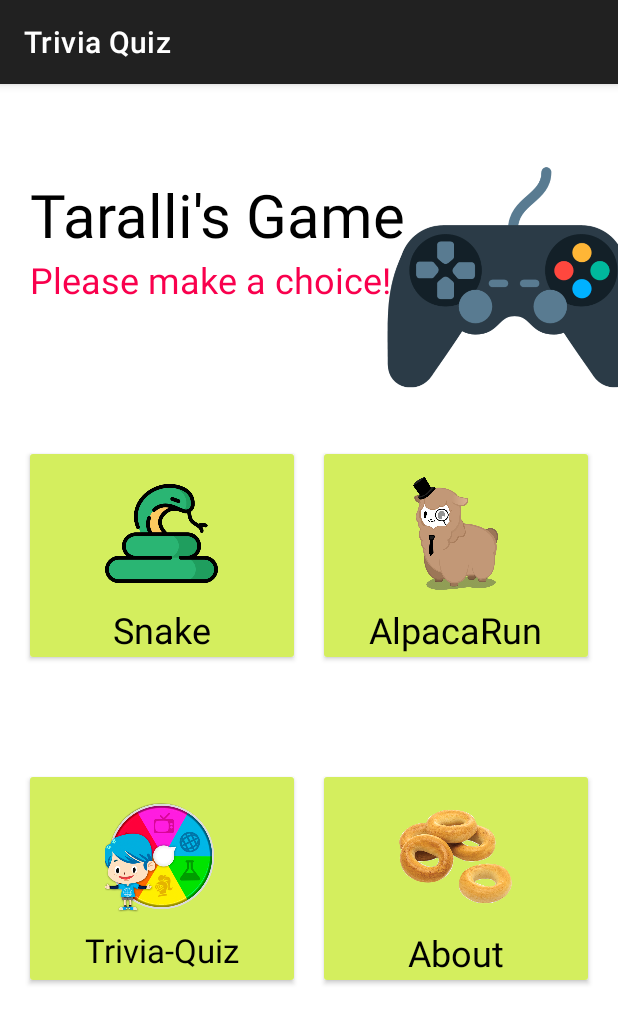
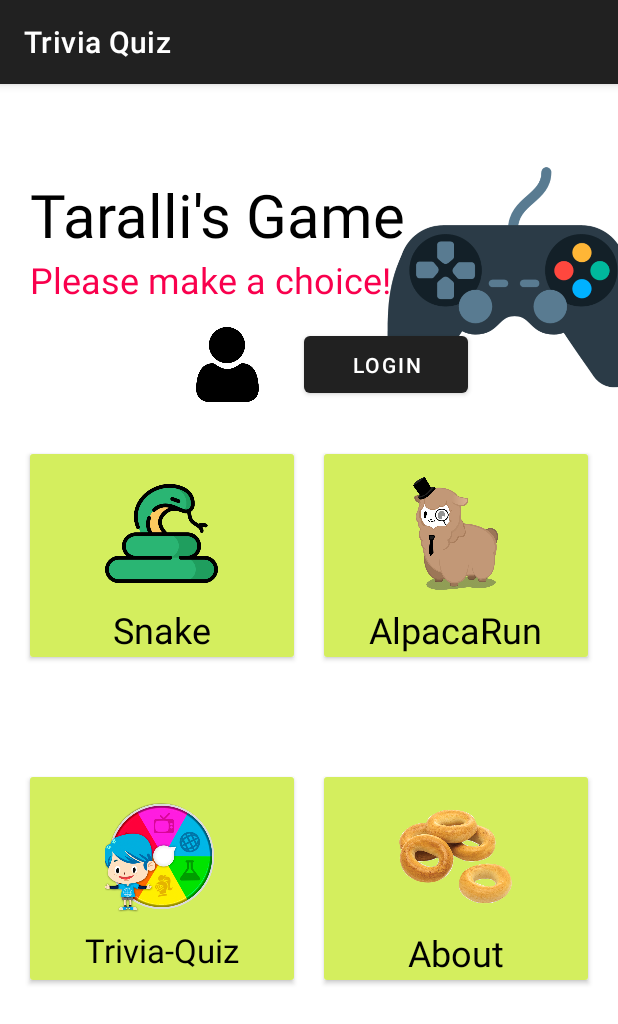
Before and after one commit to mayDave/Culturea, an Android app: the screen it shows after launch (MenuActivity), on a phone screen of 412 x 824 dp. Shown: the top 1024 px of the screen. Run offline under Robolectric (Android 15) with nearby library versions, the phone set to English and light mode, and no system bars.

Commit message:
Added login button and user image

```diff
--- a/app/src/main/java/sms/team/culturea/menu/MenuActivity.java
+++ b/app/src/main/java/sms/team/culturea/menu/MenuActivity.java
@@ -5,11 +5,13 @@ import androidx.appcompat.app.AppCompatActivity;
 import android.content.Intent;
 import android.os.Bundle;
 import android.view.View;
+import android.widget.Button;
 import android.widget.ImageButton;
 import android.widget.ImageView;
 
 import sms.team.culturea.R;
 import sms.team.culturea.about.AboutActivity;
+import sms.team.culturea.login.LoginActivity;
 import sms.team.culturea.quiz.HomeScreen;
 import sms.team.culturea.quiz.MainQuizActivity;
 import sms.team.culturea.snake.SnakeActivity;
@@ -18,6 +20,7 @@ import sms.team.culturea.alpaca.AlpacaActivity;
 public class MenuActivity extends AppCompatActivity {
 
     private ImageView btnStartAlpaca, btnStartSnake, btnStartQuiz, btnAbout;
+    private Button btnLogin;
 
     @Override
     protected void onCreate(Bundle savedInstanceState)
@@ -58,6 +61,14 @@ public class MenuActivity extends AppCompatActivity {
                 startActivity(intent);
             }
         });
+
+        btnLogin.setOnClickListener(new View.OnClickListener() {
+            @Override
+            public void onClick(View view) {
+                Intent intent = new Intent(MenuActivity.this, LoginActivity.class);
+                startActivity(intent);
+            }
+        });
     }
 
     private void initViews()
@@ -66,5 +77,6 @@ public class MenuActivity extends AppCompatActivity {
         btnStartSnake = findViewById(R.id.btnStartSnake);
         btnStartQuiz = findViewById(R.id.btnStartQuiz);
         btnAbout = findViewById(R.id.btnAbout);
+        btnLogin = findViewById(R.id.btnLogin);
     }
 }
--- a/app/src/main/res/layout/menu.xml
+++ b/app/src/main/res/layout/menu.xml
@@ -200,5 +200,26 @@
             app:layout_constraintStart_toEndOf="@+id/textView"
             app:layout_constraintTop_toTopOf="parent"
             app:srcCompat="@drawable/gcont" />
+
+        <Button
+            android:id="@+id/btnLogin"
+            android:layout_width="109dp"
+            android:layout_height="50dp"
+            android:layout_marginEnd="100dp"
+            android:text="Login"
+            app:layout_constraintBottom_toTopOf="@+id/linearLayout"
+            app:layout_constraintEnd_toEndOf="parent"
+            app:layout_constraintTop_toBottomOf="@+id/textView2" />
+
+        <ImageView
+            android:id="@+id/imageView3"
+            android:layout_width="50dp"
+            android:layout_height="50dp"
+            android:layout_marginEnd="-100dp"
+            app:layout_constraintBottom_toTopOf="@+id/linearLayout"
+            app:layout_constraintEnd_toStartOf="@+id/btnLogin"
+            app:layout_constraintStart_toStartOf="parent"
+            app:layout_constraintTop_toBottomOf="@+id/textView2"
+            app:srcCompat="@drawable/usericon" />
     </androidx.constraintlayout.widget.ConstraintLayout>
 </ScrollView>
```
Also changed, not shown: app/src/main/res/drawable-v24/usericon.png (added).
